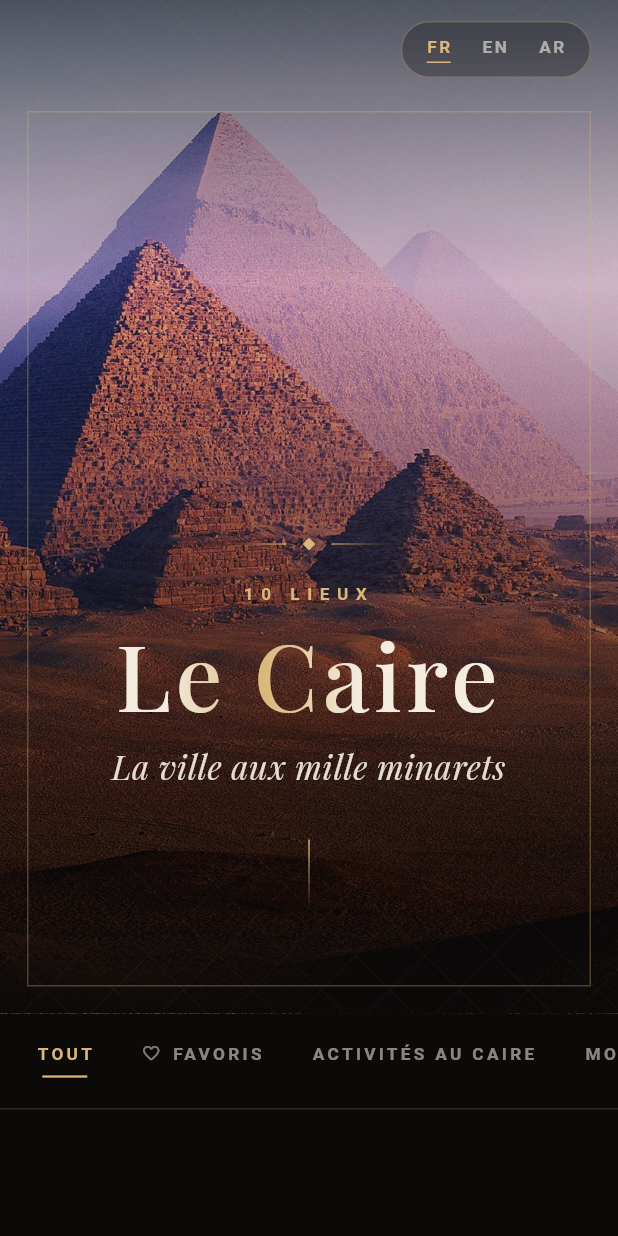
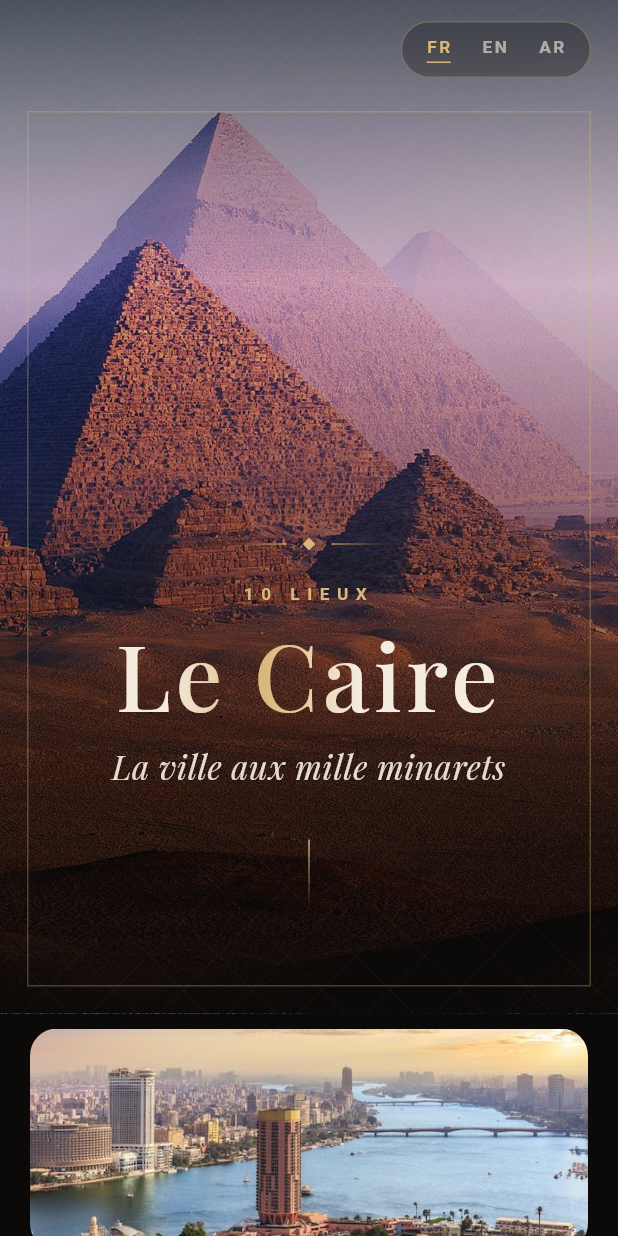
Before and after one commit to Coco921609/Egypte, a Flutter app: the LeCairePage screen opened directly, on a phone screen of 412 x 824 dp. Run offline on Flutter 3.47's test engine with Material 3 defaults, Android fonts, the phone set to English and light mode, and no system bars; our stand-ins replace google_fonts, shared_preferences; accounts and stored records are empty.

Commit message:
Add destination photo banner

```diff
--- a/lib/le caire.dart
+++ b/lib/le caire.dart
@@ -808,6 +808,22 @@ class _LeCairePageState extends State<LeCairePage>
                   shimmer: _shimmer,
                 ),
               ),
+              SliverToBoxAdapter(
+                child: Padding(
+                  padding: const EdgeInsets.fromLTRB(20, 10, 20, 18),
+                  child: ClipRRect(
+                    borderRadius: BorderRadius.circular(18),
+                    child: SizedBox(
+                      height: 148,
+                      width: double.infinity,
+                      child: Image.asset(
+                        'assets/images/le caire.jpg',
+                        fit: BoxFit.cover,
+                      ),
+                    ),
+                  ),
+                ),
+              ),
               SliverPersistentHeader(
                 pinned: true,
                 delegate: _FilterBarDelegate(
```
